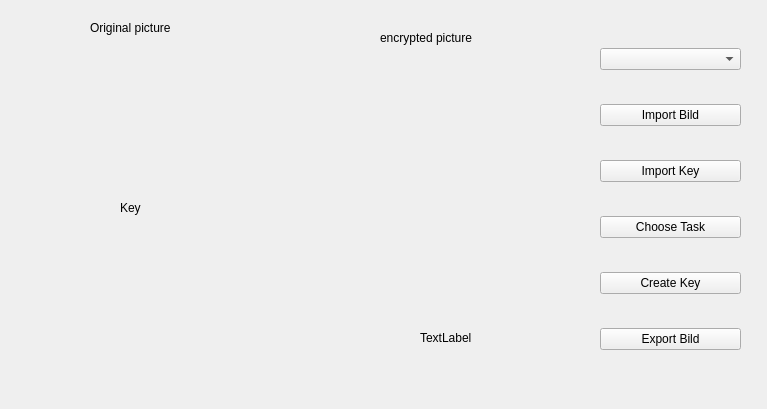
Old version of the form Milestone1_Grafisches_UI/Milestone1_Grafisches_UI/cryptographytab.ui in the repository janlycka/propra_goethe_uni_2019_20.
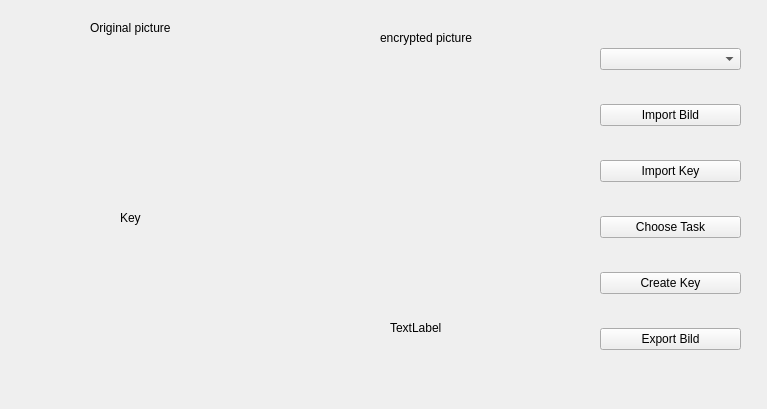
New version of the form. Custom widgets are drawn as their Qt base class.

Patch:
```diff
--- a/Milestone1_Grafisches_UI/Milestone1_Grafisches_UI/cryptographytab.ui
+++ b/Milestone1_Grafisches_UI/Milestone1_Grafisches_UI/cryptographytab.ui
@@ -80,7 +80,7 @@
    <property name="geometry">
     <rect>
      <x>120</x>
-     <y>200</y>
+     <y>210</y>
      <width>55</width>
      <height>16</height>
     </rect>
@@ -102,29 +102,39 @@
     <string>encrypted picture</string>
    </property>
   </widget>
-  <widget class="QLabel" name="label_4">
-   <property name="geometry">
-    <rect>
-     <x>420</x>
-     <y>330</y>
-     <width>55</width>
-     <height>16</height>
-    </rect>
-   </property>
-   <property name="text">
-    <string>TextLabel</string>
-   </property>
-  </widget>
   <widget class="cryptowidget" name="Cryptowidget" native="true">
    <property name="geometry">
     <rect>
-     <x>60</x>
-     <y>70</y>
-     <width>211</width>
+     <x>40</x>
+     <y>50</y>
+     <width>201</width>
      <height>121</height>
     </rect>
    </property>
   </widget>
+  <widget class="QLabel" name="label_4">
+   <property name="geometry">
+    <rect>
+     <x>390</x>
+     <y>320</y>
+     <width>55</width>
+     <height>16</height>
+    </rect>
+   </property>
+   <property name="text">
+    <string>TextLabel</string>
+   </property>
+  </widget>
+  <widget class="cryptowidget" name="widget" native="true">
+   <property name="geometry">
+    <rect>
+     <x>40</x>
+     <y>250</y>
+     <width>201</width>
+     <height>141</height>
+    </rect>
+   </property>
+  </widget>
  </widget>
  <customwidgets>
   <customwidget>
```
Left out of the diff: 2 changed lines with no effect on the pictures.
